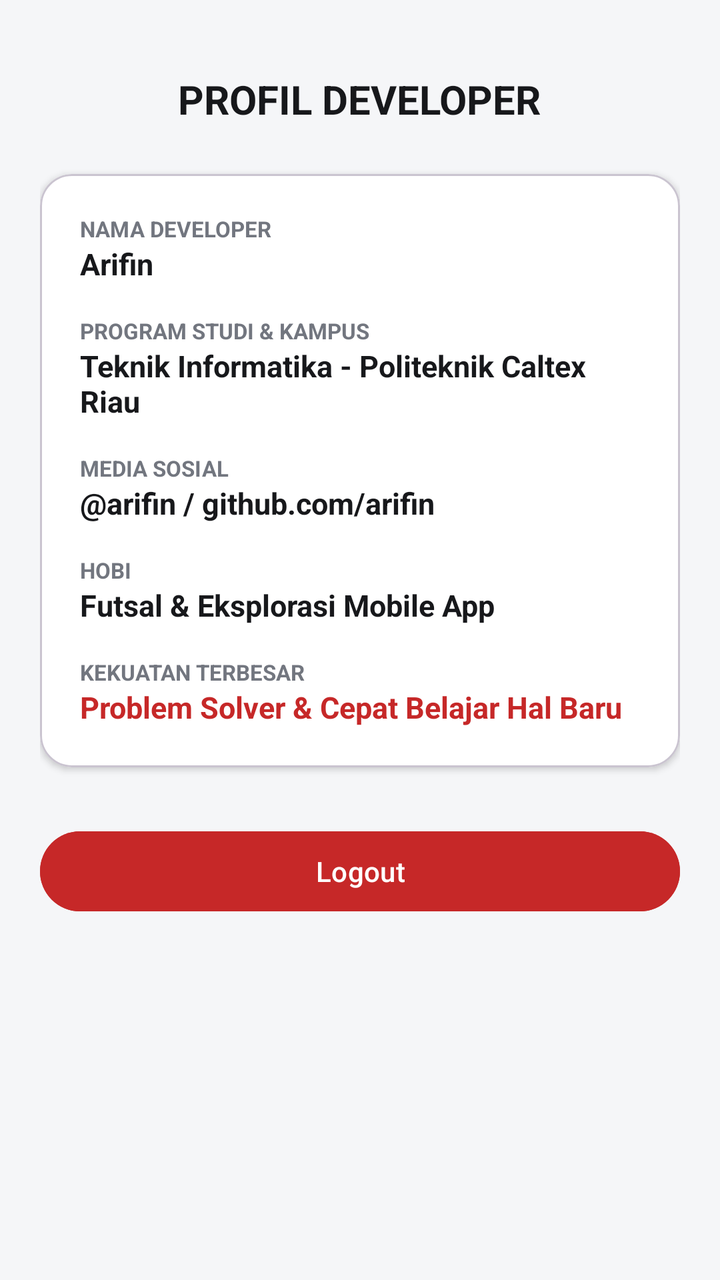
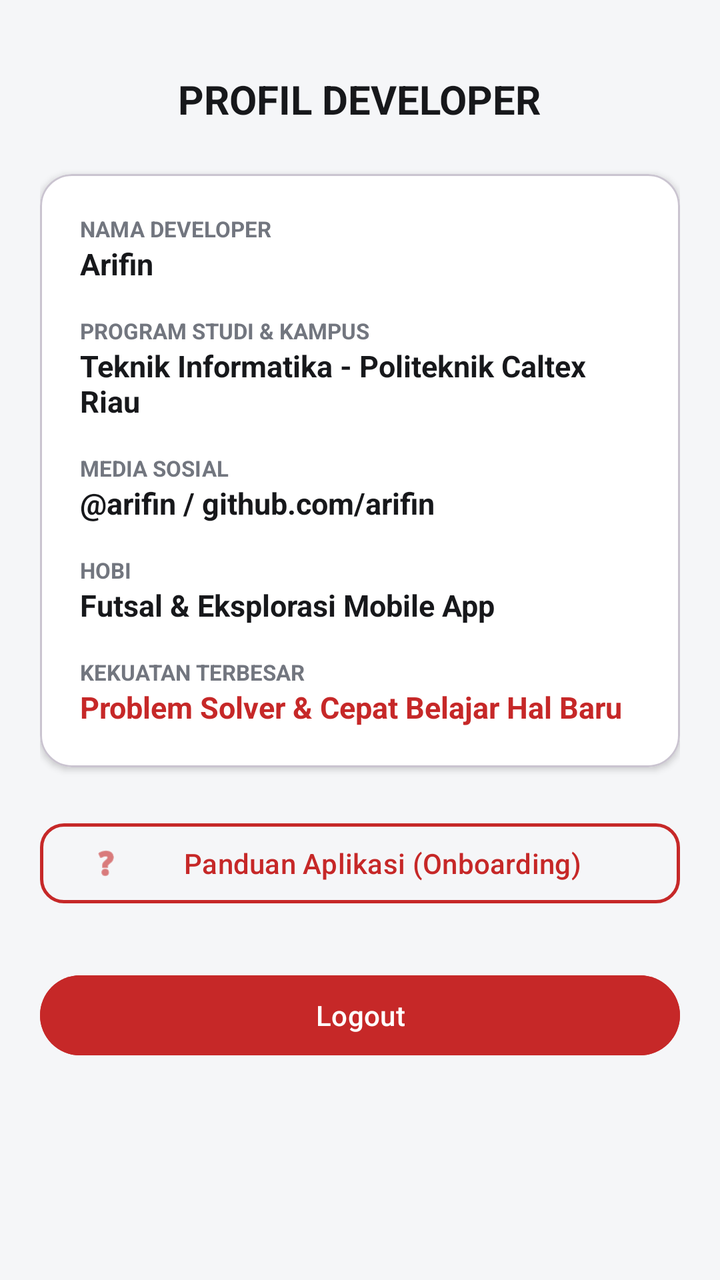

An Android layout rendered at two revisions. The XML below is the earlier revision; the diff shows what the commit changed to produce the second picture.
<!-- AndroidManifest.xml: application theme Theme.Afnmomogi -->
<!-- res/layout/fragment_profile.xml -->
<?xml version="1.0" encoding="utf-8"?>
<FrameLayout xmlns:android="http://schemas.android.com/apk/res/android"
    xmlns:app="http://schemas.android.com/apk/res-auto"
    xmlns:tools="http://schemas.android.com/tools"
    android:layout_width="match_parent"
    android:layout_height="match_parent"
    android:background="#F5F6F8"
    tools:context=".ProfileFragment">

    <ScrollView
        android:layout_width="match_parent"
        android:layout_height="match_parent">

        <LinearLayout
            android:layout_width="match_parent"
            android:layout_height="wrap_content"
            android:orientation="vertical"
            android:padding="20dp"
            android:gravity="center_horizontal">

            
            <TextView
                android:layout_width="wrap_content"
                android:layout_height="wrap_content"
                android:text="PROFIL DEVELOPER"
                android:textSize="20sp"
                android:textStyle="bold"
                android:textColor="#17181B"
                android:layout_marginTop="16dp"
                android:layout_marginBottom="24dp" />

            
            <com.google.android.material.card.MaterialCardView
                android:id="@+id/cardBiodata"
                android:layout_width="match_parent"
                android:layout_height="wrap_content"
                app:cardCornerRadius="16dp"
                app:cardElevation="2dp"
                app:cardBackgroundColor="@android:color/white">

                <LinearLayout
                    android:layout_width="match_parent"
                    android:layout_height="wrap_content"
                    android:orientation="vertical"
                    android:padding="20dp">

                    <TextView
                        android:layout_width="wrap_content"
                        android:layout_height="wrap_content"
                        android:text="NAMA DEVELOPER"
                        android:textSize="11sp"
                        android:textColor="#72767F"
                        android:textStyle="bold" />
                    <TextView
                        android:layout_width="wrap_content"
                        android:layout_height="wrap_content"
                        android:text="Arifin"
                        android:textSize="15sp"
                        android:textStyle="bold"
                        android:textColor="#17181B"
                        android:layout_marginBottom="16dp" />

                    <TextView
                        android:layout_width="wrap_content"
                        android:layout_height="wrap_content"
                        android:text="PROGRAM STUDI &amp; KAMPUS"
                        android:textSize="11sp"
                        android:textColor="#72767F"
                        android:textStyle="bold" />
                    <TextView
                        android:layout_width="wrap_content"
                        android:layout_height="wrap_content"
                        android:text="Teknik Informatika - Politeknik Caltex Riau"
                        android:textSize="15sp"
                        android:textStyle="bold"
                        android:textColor="#17181B"
                        android:layout_marginBottom="16dp" />

                    <TextView
                        android:layout_width="wrap_content"
                        android:layout_height="wrap_content"
                        android:text="MEDIA SOSIAL"
                        android:textSize="11sp"
                        android:textColor="#72767F"
                        android:textStyle="bold" />
                    <TextView
                        android:layout_width="wrap_content"
                        android:layout_height="wrap_content"
                        android:text="@arifin / github.com/arifin"
                        android:textSize="15sp"
                        android:textStyle="bold"
                        android:textColor="#17181B"
                        android:layout_marginBottom="16dp" />

                    <TextView
                        android:layout_width="wrap_content"
                        android:layout_height="wrap_content"
                        android:text="HOBI"
                        android:textSize="11sp"
                        android:textColor="#72767F"
                        android:textStyle="bold" />
                    <TextView
                        android:layout_width="wrap_content"
                        android:layout_height="wrap_content"
                        android:text="Futsal &amp; Eksplorasi Mobile App"
                        android:textSize="15sp"
                        android:textStyle="bold"
                        android:textColor="#17181B"
                        android:layout_marginBottom="16dp" />

                    <TextView
                        android:layout_width="wrap_content"
                        android:layout_height="wrap_content"
                        android:text="KEKUATAN TERBESAR"
                        android:textSize="11sp"
                        android:textColor="#72767F"
                        android:textStyle="bold" />
                    <TextView
                        android:layout_width="wrap_content"
                        android:layout_height="wrap_content"
                        android:text="Problem Solver &amp; Cepat Belajar Hal Baru"
                        android:textSize="15sp"
                        android:textStyle="bold"
                        android:textColor="#C62828" />

                </LinearLayout>
            </com.google.android.material.card.MaterialCardView>

            
            <Button
                android:id="@+id/btnLogout"
                android:layout_width="match_parent"
                android:layout_height="wrap_content"
                android:layout_marginTop="28dp"
                android:layout_marginBottom="32dp"
                android:text="Logout"
                android:backgroundTint="#C62828" />

        </LinearLayout>
    </ScrollView>

</FrameLayout>
<!-- resources referenced by this layout -->
<resources>
  <style name="Theme.Afnmomogi" parent="Base.Theme.Afnmomogi" />
  <style name="Base.Theme.Afnmomogi" parent="Theme.Material3.DayNight.NoActionBar">
          
          
      </style>
</resources>

<!-- the commit's change to res/layout/fragment_profile.xml (unified diff, before → after) -->
@@ -14,29 +14,29 @@
         <LinearLayout
             android:layout_width="match_parent"
             android:layout_height="wrap_content"
+            android:gravity="center_horizontal"
             android:orientation="vertical"
-            android:padding="20dp"
-            android:gravity="center_horizontal">
+            android:padding="20dp">
 
             
             <TextView
                 android:layout_width="wrap_content"
                 android:layout_height="wrap_content"
+                android:layout_marginTop="16dp"
+                android:layout_marginBottom="24dp"
                 android:text="PROFIL DEVELOPER"
+                android:textColor="#17181B"
                 android:textSize="20sp"
-                android:textStyle="bold"
-                android:textColor="#17181B"
-                android:layout_marginTop="16dp"
-                android:layout_marginBottom="24dp" />
+                android:textStyle="bold" />
 
             
             <com.google.android.material.card.MaterialCardView
                 android:id="@+id/cardBiodata"
                 android:layout_width="match_parent"
                 android:layout_height="wrap_content"
+                app:cardBackgroundColor="@android:color/white"
                 app:cardCornerRadius="16dp"
-                app:cardElevation="2dp"
-                app:cardBackgroundColor="@android:color/white">
+                app:cardElevation="2dp">
 
                 <LinearLayout
                     android:layout_width="match_parent"
@@ -48,83 +48,103 @@
                         android:layout_width="wrap_content"
                         android:layout_height="wrap_content"
                         android:text="NAMA DEVELOPER"
+                        android:textColor="#72767F"
                         android:textSize="11sp"
-                        android:textColor="#72767F"
                         android:textStyle="bold" />
+
                     <TextView
                         android:layout_width="wrap_content"
                         android:layout_height="wrap_content"
+                        android:layout_marginBottom="16dp"
                         android:text="Arifin"
+                        android:textColor="#17181B"
                         android:textSize="15sp"
-                        android:textStyle="bold"
-                        android:textColor="#17181B"
-                        android:layout_marginBottom="16dp" />
+                        android:textStyle="bold" />
 
                     <TextView
                         android:layout_width="wrap_content"
                         android:layout_height="wrap_content"
                         android:text="PROGRAM STUDI &amp; KAMPUS"
+                        android:textColor="#72767F"
                         android:textSize="11sp"
-                        android:textColor="#72767F"
                         android:textStyle="bold" />
+
                     <TextView
                         android:layout_width="wrap_content"
                         android:layout_height="wrap_content"
+                        android:layout_marginBottom="16dp"
                         android:text="Teknik Informatika - Politeknik Caltex Riau"
+                        android:textColor="#17181B"
                         android:textSize="15sp"
-                        android:textStyle="bold"
-                        android:textColor="#17181B"
-                        android:layout_marginBottom="16dp" />
+                        android:textStyle="bold" />
 
                     <TextView
                         android:layout_width="wrap_content"
                         android:layout_height="wrap_content"
                         android:text="MEDIA SOSIAL"
+                        android:textColor="#72767F"
                         android:textSize="11sp"
-                        android:textColor="#72767F"
                         android:textStyle="bold" />
+
                     <TextView
                         android:layout_width="wrap_content"
                         android:layout_height="wrap_content"
+                        android:layout_marginBottom="16dp"
                         android:text="@arifin / github.com/arifin"
+                        android:textColor="#17181B"
                         android:textSize="15sp"
-                        android:textStyle="bold"
-                        android:textColor="#17181B"
-                        android:layout_marginBottom="16dp" />
+                        android:textStyle="bold" />
 
                     <TextView
                         android:layout_width="wrap_content"
                         android:layout_height="wrap_content"
                         android:text="HOBI"
+                        android:textColor="#72767F"
                         android:textSize="11sp"
-                        android:textColor="#72767F"
                         android:textStyle="bold" />
+
                     <TextView
                         android:layout_width="wrap_content"
                         android:layout_height="wrap_content"
+                        android:layout_marginBottom="16dp"
                         android:text="Futsal &amp; Eksplorasi Mobile App"
+                        android:textColor="#17181B"
                         android:textSize="15sp"
-                        android:textStyle="bold"
-                        android:textColor="#17181B"
-                        android:layout_marginBottom="16dp" />
+                        android:textStyle="bold" />
 
                     <TextView
                         android:layout_width="wrap_content"
                         android:layout_height="wrap_content"
                         android:text="KEKUATAN TERBESAR"
+                        android:textColor="#72767F"
                         android:textSize="11sp"
-                        android:textColor="#72767F"
                         android:textStyle="bold" />
+
                     <TextView
                         android:layout_width="wrap_content"
                         android:layout_height="wrap_content"
                         android:text="Problem Solver &amp; Cepat Belajar Hal Baru"
+                        android:textColor="#C62828"
                         android:textSize="15sp"
-                        android:textStyle="bold"
-                        android:textColor="#C62828" />
+                        android:textStyle="bold" />
 
                 </LinearLayout>
             </com.google.android.material.card.MaterialCardView>
+
+            
+            <com.google.android.material.button.MaterialButton
+                android:id="@+id/btnOnboarding"
+                style="@style/Widget.Material3.Button.OutlinedButton"
+                android:layout_width="match_parent"
+                android:layout_height="wrap_content"
+                android:layout_marginTop="24dp"
+                android:text="Panduan Aplikasi (Onboarding)"
+                android:textColor="#C62828"
+                app:cornerRadius="12dp"
+                app:icon="@android:drawable/ic_menu_help"
+                app:iconTint="#C62828"
+                app:strokeColor="#C62828"
+                app:strokeWidth="1.5dp" />
 
             
             <Button
@@ -133,8 +153,8 @@
                 android:layout_height="wrap_content"
                 android:layout_marginTop="28dp"
                 android:layout_marginBottom="32dp"
-                android:text="Logout"
-                android:backgroundTint="#C62828" />
+                android:backgroundTint="#C62828"
+                android:text="Logout" />
 
         </LinearLayout>
     </ScrollView>
